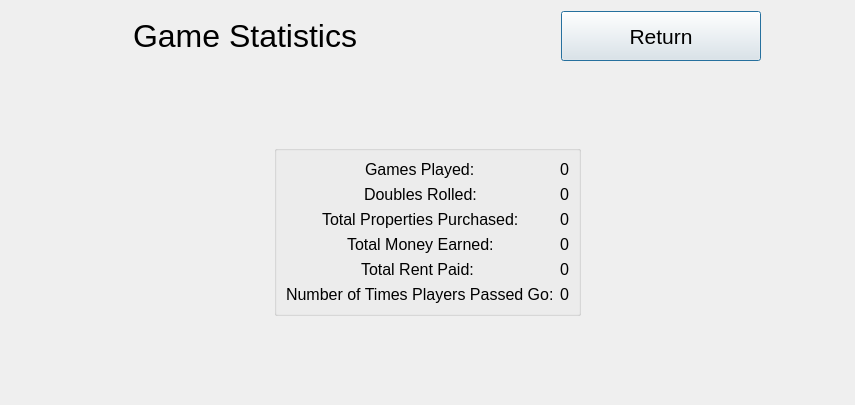
Old version of the form UI/gameStatistics.ui in the repository Sp1riting/A-Level-Coursework.
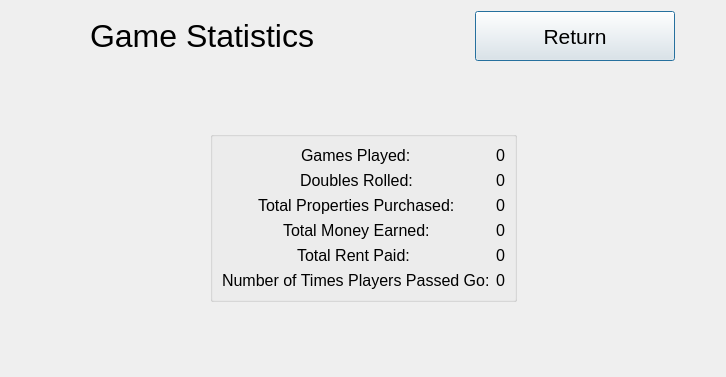
New version of the form.

Commit message: created the pre-game settings screen and added vertical spacers to the main menu

The edit to the form file:
```diff
--- a/UI/gameStatistics.ui
+++ b/UI/gameStatistics.ui
@@ -6,8 +6,8 @@
    <rect>
     <x>0</x>
     <y>0</y>
-    <width>855</width>
-    <height>405</height>
+    <width>726</width>
+    <height>377</height>
    </rect>
   </property>
   <property name="windowTitle">
@@ -316,7 +316,7 @@
      <property name="sizeHint" stdset="0">
       <size>
        <width>20</width>
-       <height>47</height>
+       <height>28</height>
       </size>
      </property>
     </spacer>
```
The commit also changes 9 other files.
